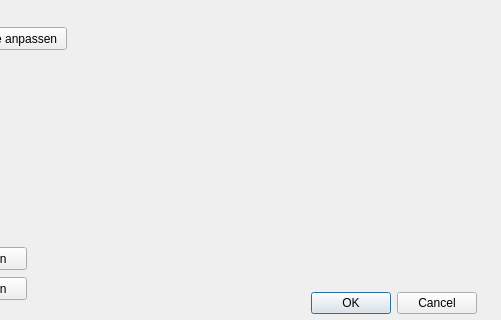
Old version of the form QT_Schablone.ui in the repository hidbefra/PlotterWizard; both pictures show x 94 to 595 and y 243 to 563 of the 595 by 563 pixel window.
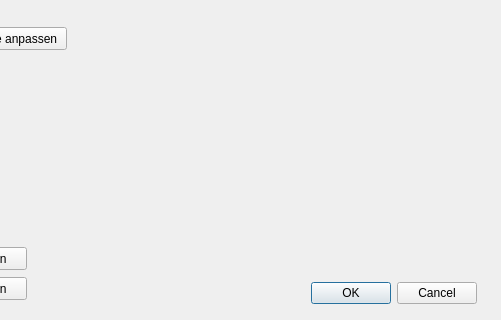
New version of the form.

What changed in the file:
```diff
--- a/QT_Schablone.ui
+++ b/QT_Schablone.ui
@@ -17,7 +17,7 @@
    <property name="geometry">
     <rect>
      <x>230</x>
-     <y>530</y>
+     <y>520</y>
      <width>341</width>
      <height>32</height>
     </rect>
```
Left out of the diff: 2 changed lines with no effect on the pictures.
